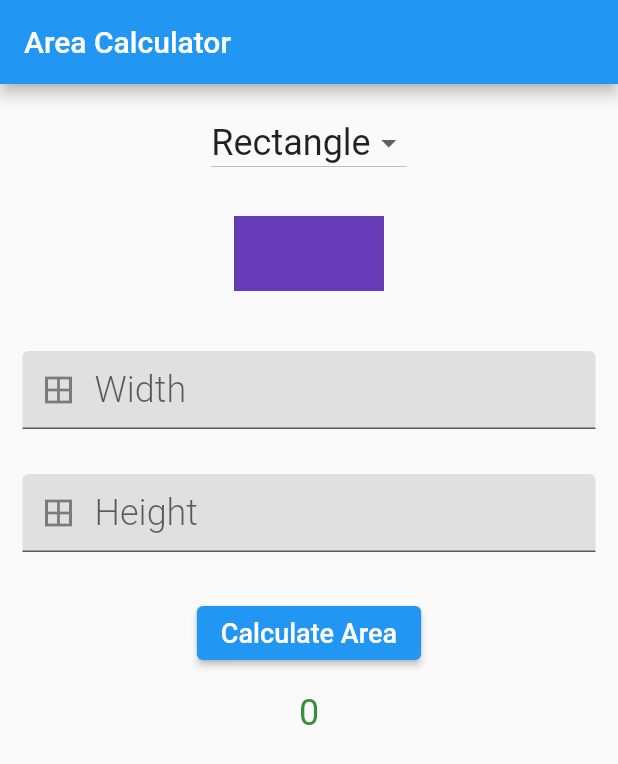
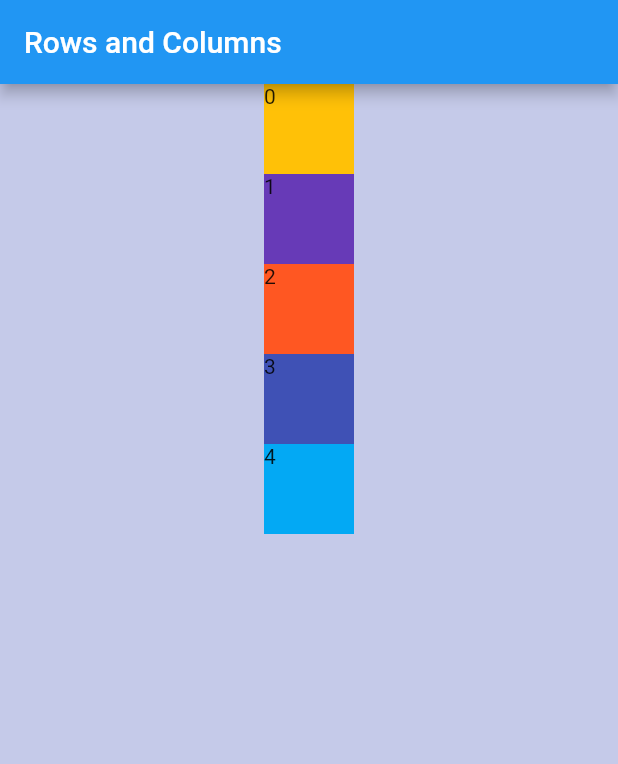
Before and after one commit to ozgursarikamis/flutter-layouts, a Flutter app: the screen it shows after launch, on a phone screen of 412 x 824 dp. Shown: the top 764 px of the screen. Run offline on Flutter 3.47's test engine with Material 2 defaults, Android fonts, the phone set to English and light mode, and no system bars.

Commit message:
Items in columns

```diff
--- a/lib/main.dart
+++ b/lib/main.dart
@@ -9,209 +9,60 @@ class MyApp extends StatelessWidget {
   Widget build(BuildContext context) {
     return MaterialApp(
       debugShowCheckedModeBanner: false,
-      title: 'Area Calculator',
+      title: 'Rows and Columns',
       home: Scaffold(
-        appBar:
-            AppBar(title: const Text('Area Calculator'), centerTitle: false),
-        body: const AreaCalculator(),
+        appBar: AppBar(
+          centerTitle: false,
+          title: const Text('Rows and Columns'),
+        ),
+        backgroundColor: Colors.indigo[100],
+        body: const Home(),
       ),
     );
   }
 }
 
-class AreaCalculator extends StatefulWidget {
-  const AreaCalculator({Key? key}) : super(key: key);
-
-  @override
-  _AreaCalculatorState createState() => _AreaCalculatorState();
-}
-
-class _AreaCalculatorState extends State<AreaCalculator> {
-  List<String> shapes = ['Rectangle', 'Triangle'];
-  String currentShape = '';
-  String result = '0';
-  double width = 0;
-  double height = 0;
-
-  final TextEditingController widthController = TextEditingController();
-  final TextEditingController heightController = TextEditingController();
-
-  @override
-  void initState() {
-    super.initState();
-    result = '0';
-    currentShape = 'Rectangle';
-    widthController.addListener(updateWidth);
-    heightController.addListener(updateHeight);
-  }
+class Home extends StatelessWidget {
+  const Home({Key? key}) : super(key: key);
 
   @override
   Widget build(BuildContext context) {
+    final sizeX = MediaQuery.of(context).size.width;
+    final sizeY = MediaQuery.of(context).size.height;
+
     return Container(
-        margin: const EdgeInsets.only(top: 15.0),
-        child: Column(
-          children: <Widget>[
-            //dropdown
-            DropdownButton<String>(
-                value: currentShape,
-                items: shapes.map((String value) {
-                  return DropdownMenuItem<String>(
-                    value: value,
-                    child: Text(
-                      value,
-                      style: const TextStyle(fontSize: 24.0),
-                    ),
-                  );
-                }).toList(),
-                onChanged: (shape) {
-                  setState(() {
-                    currentShape = shape ?? 'Rectangle';
-                  });
-                }),
-            // shape
-            ShapeContainer(currentShape),
-            //width
-            AreaTextField(widthController, 'Width'),
-            //height
-            AreaTextField(heightController, 'Height'),
-            Container(
-              margin: const EdgeInsets.all(15.0),
-              child: ElevatedButton(
-                child: const Text(
-                  'Calculate Area',
-                  style: TextStyle(fontSize: 18.0),
-                ),
-                onPressed: calculateArea,
-              ),
-            ),
-            Text(
-              result,
-              style: TextStyle(
-                fontSize: 24.0,
-                color: Colors.green[700],
-              ),
-            ),
-          ],
-        ));
+      width: sizeX,
+      height: sizeY,
+      child: Column(
+        children: createSquares(5),
+      ),
+    );
   }
 
-  void calculateArea() {
-    double area;
+  List<Widget> createSquares(int numSquares) {
+    int i = 0;
+    List colors = [
+      Colors.amber,
+      Colors.deepPurple,
+      Colors.deepOrange,
+      Colors.indigo,
+      Colors.lightBlue
+    ];
 
-    if (currentShape == 'Rectangle') {
-      area = width * height;
-    } else if (currentShape == 'Triangle') {
-      area = width * height / 2;
-    } else {
-      area = 0;
+    List<Widget> squares = [];
+
+    while (i < numSquares) {
+      Container square = Container(
+        color: colors[i],
+        width: 60,
+        height: 60,
+        child: Text(i.toString()),
+      );
+      i++;
+
+      squares.add(square);
     }
-    setState(() {
-      result = 'The area is ' + area.toString();
-    });
-  }
 
-  void updateWidth() {
-    setState(() {
-      if (widthController.text != '') {
-        width = double.parse(widthController.text);
-      } else {
-        width = 0;
-      }
-    });
-  }
-
-  void updateHeight() {
-    setState(() {
-      if (heightController.text != '') {
-        height = double.parse(heightController.text);
-      } else {
-        height = 0;
-      }
-    });
+    return squares;
   }
 }
-
-class AreaTextField extends StatelessWidget {
-  const AreaTextField(this.controller, this.hint, {Key? key}) : super(key: key);
-
-  final TextEditingController controller;
-  final String hint;
-
-  @override
-  Widget build(BuildContext context) {
-    return Container(
-        margin: const EdgeInsets.all(15.0),
-        child: TextField(
-          controller: controller,
-          keyboardType: TextInputType.number,
-          style: TextStyle(
-              color: Colors.green[700],
-              fontWeight: FontWeight.w300,
-              fontSize: 24.0),
-          decoration: InputDecoration(
-            prefixIcon: const Icon(Icons.border_all),
-            filled: true,
-            fillColor: Colors.grey[300],
-            hintText: hint,
-          ),
-        ));
-  }
-}
-
-class ShapeContainer extends StatelessWidget {
-  final String shape;
-  const ShapeContainer(this.shape);
-
-  @override
-  Widget build(BuildContext context) {
-    if (shape == 'Triangle') {
-      return CustomPaint(
-        size: const Size(100, 100),
-        painter: TrianglePainter(),
-      );
-    } else {
-      return CustomPaint(
-        size: const Size(100, 100),
-        painter: RectanglePainter(),
-      );
-    }
-  }
-}
-
-class TrianglePainter extends CustomPainter {
-  @override
-  void paint(Canvas canvas, Size size) {
-    final paint = Paint();
-    paint.color = Colors.deepOrange;
-
-    var path = Path();
-    path.moveTo(size.width / 2, 0);
-    path.lineTo(size.width, size.height);
-    path.lineTo(0, size.height);
-    path.close();
-
-    canvas.drawPath(path, paint);
-  }
-
-  @override
-  bool shouldRepaint(covariant CustomPainter oldDelegate) {
-    return true;
-  }
-}
-
-class RectanglePainter extends CustomPainter {
-  @override
-  void paint(Canvas canvas, Size size) {
-    final paint = Paint();
-    paint.color = Colors.deepPurple;
-
-    Rect rect =
-        Rect.fromLTRB(0, size.height / 4, size.width, size.height / 4 * 3);
-    canvas.drawRect(rect, paint);
-  }
-
-  @override
-  bool shouldRepaint(covariant CustomPainter oldDelegate) {
-    return true;
-  }
-}
```
